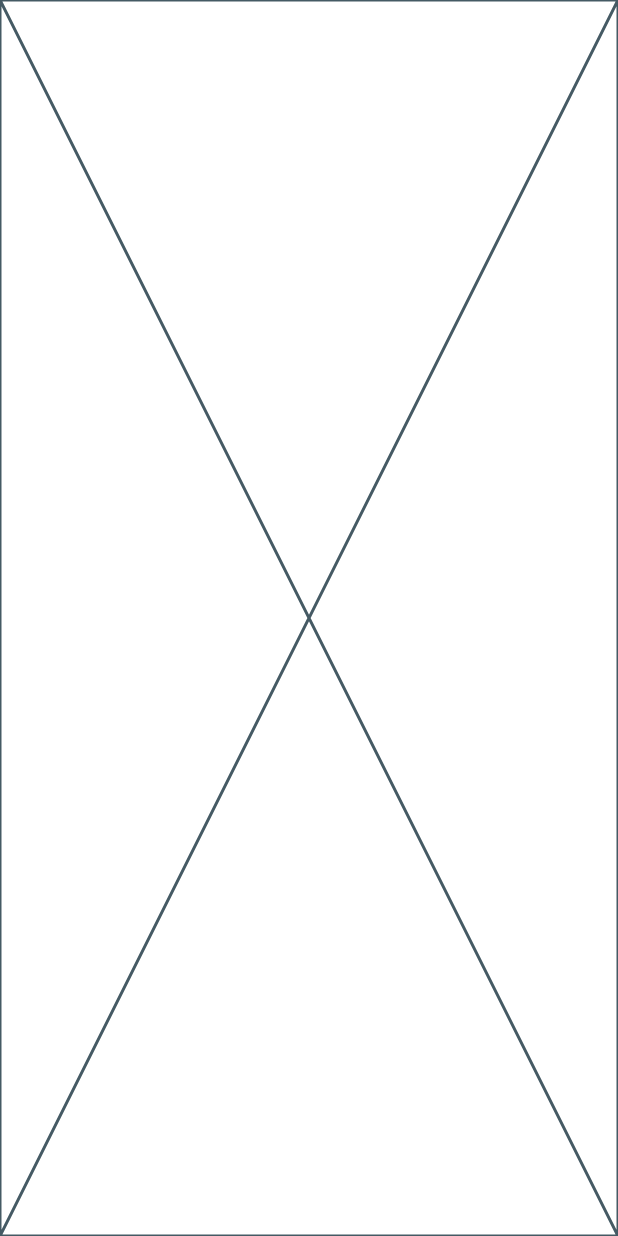
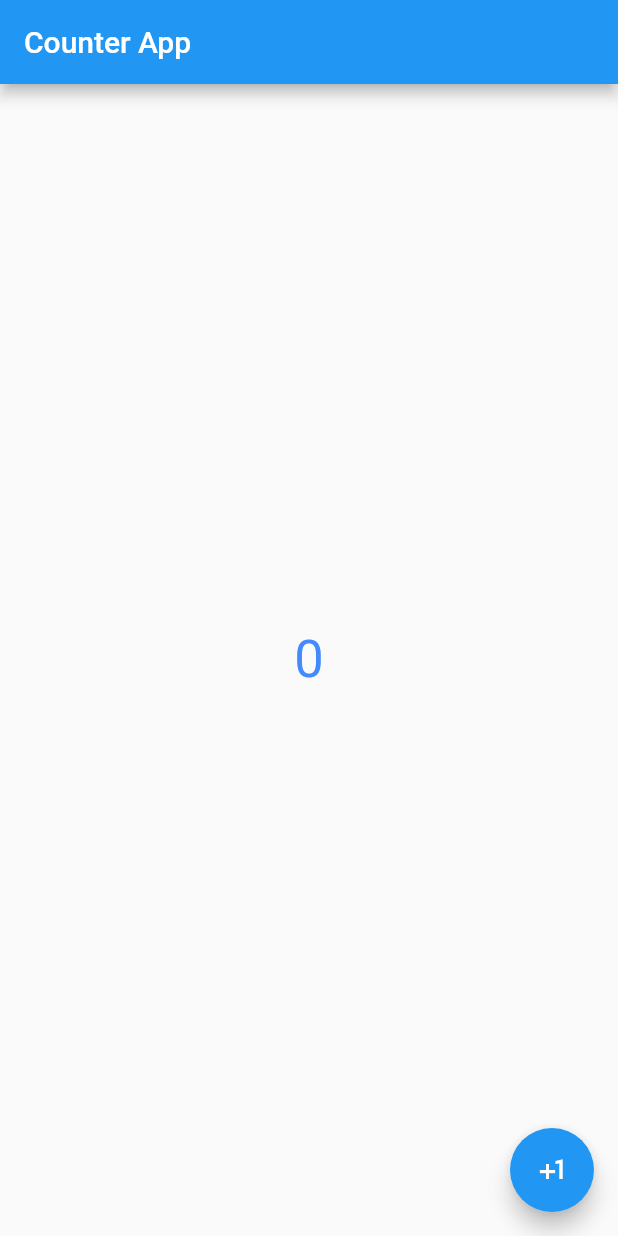
Before and after one commit to jaimin000/Counter-App-Flutter, a Flutter app: the screen it shows after launch, on a phone screen of 412 x 824 dp. Run offline on Flutter 3.47's test engine with Material 2 defaults, Android fonts, the phone set to English and light mode, and no system bars.

Commit message:
update main.dart

```diff
--- a/lib/main.dart
+++ b/lib/main.dart
@@ -1,13 +1,4 @@
 import 'package:flutter/material.dart';
-
-class HomePage extends StatelessWidget {
-  const HomePage({super.key});
-
-  @override
-  Widget build(BuildContext context) {
-    return const Placeholder();
-  }
-}
 
 void main() {
   runApp(const PracticeApp());
@@ -24,3 +15,33 @@ class PracticeApp extends StatelessWidget {
     );
   }
 }
+
+class HomePage extends StatefulWidget {
+  const HomePage({Key? key}) : super(key: key);
+
+  @override
+  State<HomePage> createState() => _HomePageState();
+}
+
+class _HomePageState extends State<HomePage> {
+  int count = 0;
+  @override
+  Widget build(BuildContext context) {
+    return Scaffold(
+      appBar: AppBar(
+        title: Text("Counter App"),
+      ),
+      body: Center(
+        child: Text(
+          "$count",
+          style: TextStyle(fontSize: 35, color: Colors.blueAccent),
+        ),
+      ),
+      floatingActionButton: FloatingActionButton(onPressed: (){setState(() {
+        count = count+1;
+      });},
+      child:
+        const Icon(Icons.plus_one),),
+    );
+  }
+}
```
